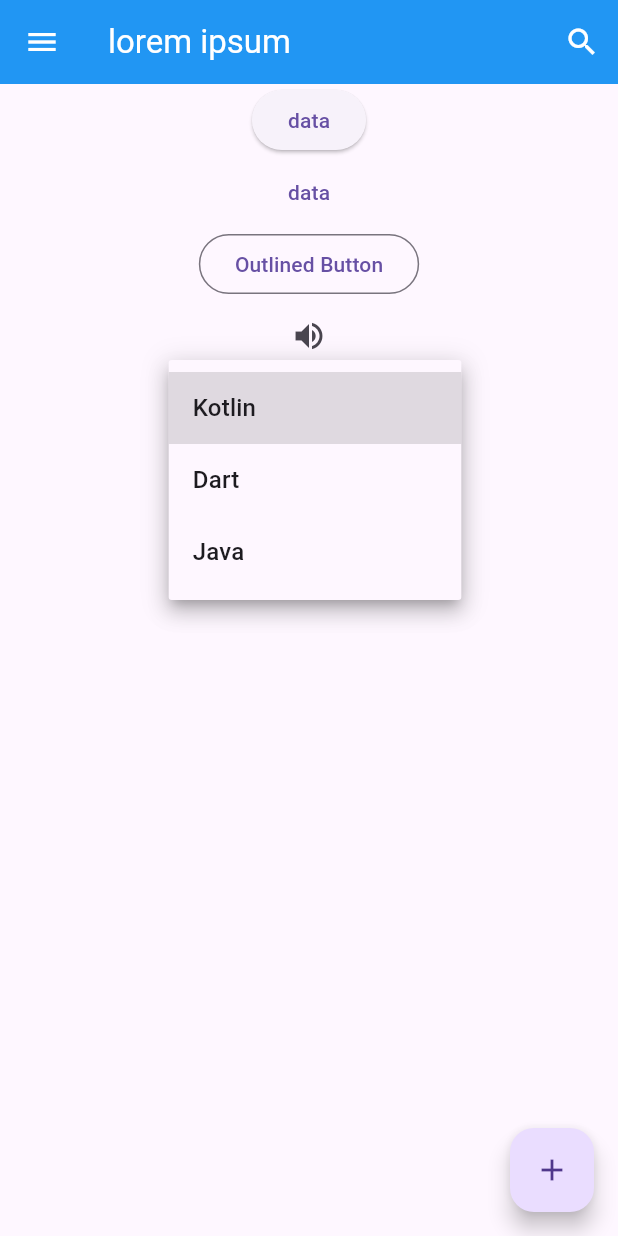
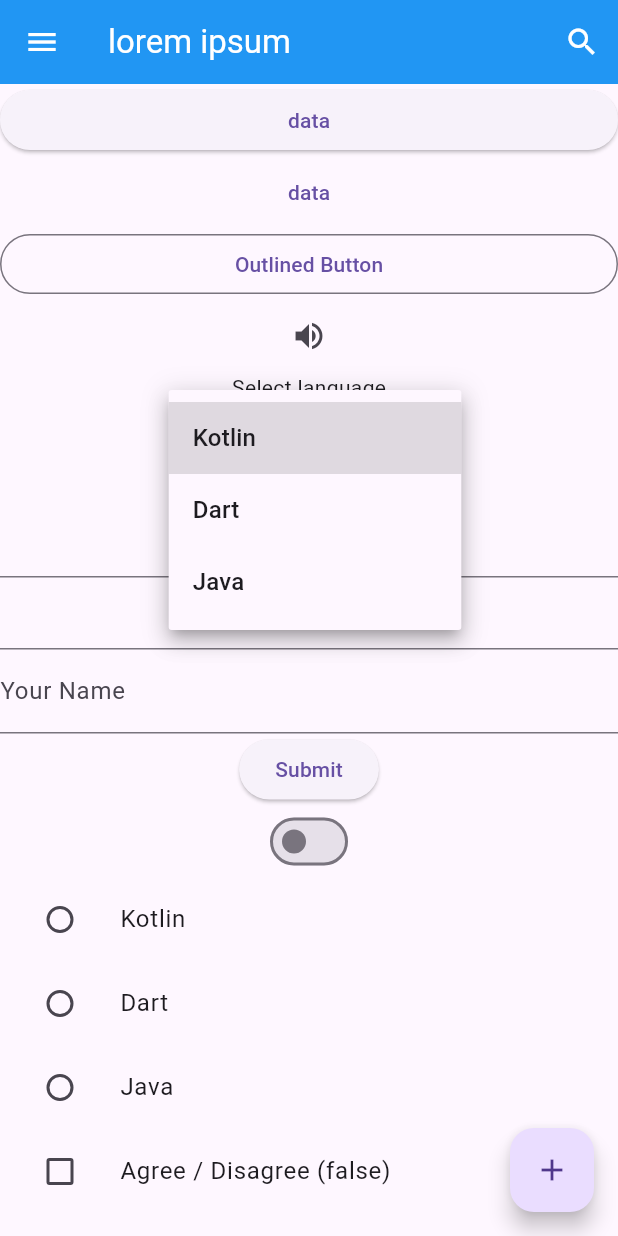
Before and after one commit to Anjasfedo/flutter_dicoding, a Flutter app: the screen it shows after launch, after a tap on "Choose Language", on a phone screen of 412 x 824 dp. Run offline on Flutter 3.47's test engine with Material 3 defaults, Android fonts, the phone set to English and light mode, and no system bars.

Commit message:
feat: input widget

```diff
--- a/lib/main.dart
+++ b/lib/main.dart
@@ -19,51 +19,6 @@ class MyApp extends StatelessWidget {
         home: const FirstScreen());
   }
 }
-
-// class Heading extends StatelessWidget {
-//   final String text;
-
-//   const Heading({super.key, required this.text});
-
-//   @override
-//   Widget build(BuildContext context) {
-//     return Text(
-//       text,
-//       style: const TextStyle(fontSize: 24, fontWeight: FontWeight.bold),
-//     );
-//   }
-// }
-
-// class BiggerText extends StatefulWidget {
-//   final String text;
-
-//   const BiggerText({super.key, required this.text});
-
-//   @override
-//   State<BiggerText> createState() => _BiggerTextState();
-// }
-
-// class _BiggerTextState extends State<BiggerText> {
-//   double _textSize = 16.0;
-
-//   @override
-//   Widget build(BuildContext context) {
-//     return Column(
-//       mainAxisAlignment: MainAxisAlignment.center,
-//       children: [
-//         Text(widget.text, style: TextStyle(fontSize: _textSize)),
-//         ElevatedButton(
-//           onPressed: () {
-//             setState(() {
-//               _textSize = _textSize == 16.0 ? 32.0 : 16.0;
-//             });
-//           },
-//           child: const Text('Toggle text sizess'),
-//         )
-//       ],
-//     );
-//   }
-// }
 
 class FirstScreen extends StatelessWidget {
   const FirstScreen({super.key});
@@ -91,8 +46,8 @@ class FirstScreen extends StatelessWidget {
           ),
           backgroundColor: Colors.blue,
         ),
-        body: Center(
-          child: Column(
+        body: Expanded(
+          child: ListView(
             children: [
               ElevatedButton(
                 onPressed: () {},
@@ -139,10 +94,21 @@ class DropDownButton extends StatefulWidget {
 class DropDownStateButton extends State<DropDownButton> {
   String? language;
 
+  String _name = '';
+
+  bool lightOn = false;
+
+  bool agree = false;
+
+  TextEditingController _controller = TextEditingController();
+
   @override
   Widget build(BuildContext context) {
     return Container(
-      child: DropdownButton(
+      child: Column(
+        children: [
+          Text(language ?? 'Select language'),
+          DropdownButton(
               items: const [
                 DropdownMenuItem(
                   value: 'kotlin',
@@ -164,6 +130,137 @@ class DropDownStateButton extends State<DropDownButton> {
                   language = value;
                 });
               }),
+          Text(_name),
+          TextField(
+            onChanged: (String value) {
+              setState(() {
+                _name = value;
+              });
+            },
+          ),
+          TextField(
+            onSubmitted: (String value) {
+              setState(() {
+                _name = value;
+              });
+            },
+          ),
+          TextField(
+            controller: _controller,
+            decoration: const InputDecoration(
+              hintText: 'Write your name here...',
+              labelText: 'Your Name',
+            ),
+            onChanged: (String value) {
+              setState(() {
+                _name = value;
+              });
+            },
+          ),
+          ElevatedButton(
+            child: const Text('Submit'),
+            onPressed: () {
+              showDialog(
+                  context: context,
+                  builder: (context) {
+                    return AlertDialog(
+                      content: Text('Hello, $_name'),
+                    );
+                  });
+            },
+          ),
+          Switch(
+            value: lightOn,
+            onChanged: (bool value) {
+              setState(() {
+                lightOn = value;
+              });
+
+              ScaffoldMessenger.of(context).showSnackBar(
+                SnackBar(
+                  content: Text(lightOn ? 'On' : 'Of'),
+                  duration: const Duration(seconds: 1),
+                ),
+              );
+            },
+          ),
+          Column(
+            mainAxisSize: MainAxisSize.min,
+            children: [
+              ListTile(
+                leading: Radio(
+                  value: 'kotlin',
+                  groupValue: language,
+                  onChanged: (String? value) {
+                    setState(
+                      () {
+                        language = value;
+                        showSnackBar();
+                      },
+                    );
+                  },
+                ),
+                title: const Text('Kotlin'),
+              ),
+              ListTile(
+                leading: Radio(
+                  value: 'dart',
+                  groupValue: language,
+                  onChanged: (String? value) {
+                    setState(
+                      () {
+                        language = value;
+                        showSnackBar();
+                      },
+                    );
+                  },
+                ),
+                title: const Text('Dart'),
+              ),
+              ListTile(
+                leading: Radio(
+                  value: 'java',
+                  groupValue: language,
+                  onChanged: (String? value) {
+                    setState(
+                      () {
+                        language = value;
+                        showSnackBar();
+                      },
+                    );
+                  },
+                ),
+                title: const Text('Java'),
+              ),
+              ListTile(
+                leading: Checkbox(
+                    value: agree,
+                    onChanged: (bool? value) {
+                      setState(() {
+                        agree = value!;
+                      });
+                    }),
+                title: Text('Agree / Disagree ($agree)'),
+              )
+            ],
+          )
+        ],
+      ),
     );
   }
+
+  void showSnackBar() {
+    ScaffoldMessenger.of(context).showSnackBar(
+      SnackBar(
+        content: Text('$language selected'),
+        duration: const Duration(seconds: 1),
+      ),
+    );
   }
+
+  @override
+  void dispose() {
+    _controller.dispose();
+    super.dispose();
+  }
+}
```
Lines whose indentation alone changed are shown as unchanged.
